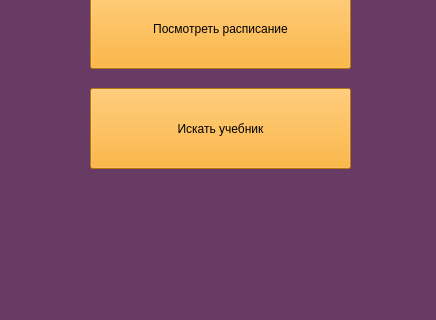
Old version of the form data/admin.ui in the repository geoiva05/clever_placing; both pictures show x 0 to 436 and y 562 to 882 of the 436 by 882 pixel window.
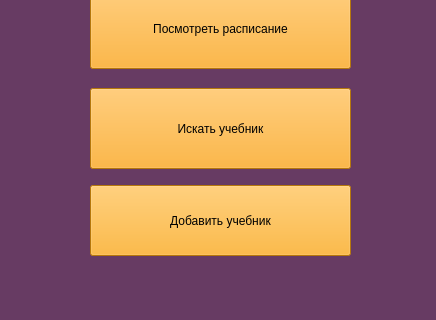
New version of the form.

What changed in the file:
```diff
--- a/data/admin.ui
+++ b/data/admin.ui
@@ -129,6 +129,22 @@
      <string>Искать учебник</string>
     </property>
    </widget>
+   <widget class="QPushButton" name="add_book">
+    <property name="geometry">
+     <rect>
+      <x>90</x>
+      <y>747</y>
+      <width>261</width>
+      <height>71</height>
+     </rect>
+    </property>
+    <property name="styleSheet">
+     <string notr="true">background-color: rgb(255, 167, 15);</string>
+    </property>
+    <property name="text">
+     <string>Добавить учебник</string>
+    </property>
+   </widget>
   </widget>
   <widget class="QMenuBar" name="menubar">
    <property name="geometry">
```
